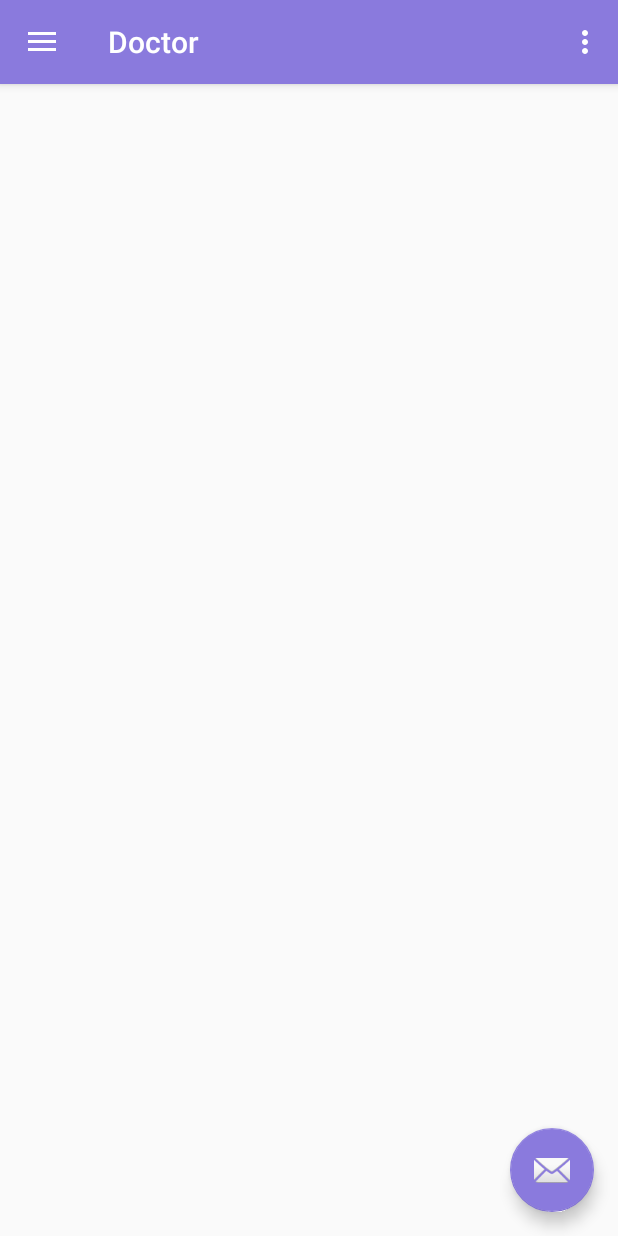
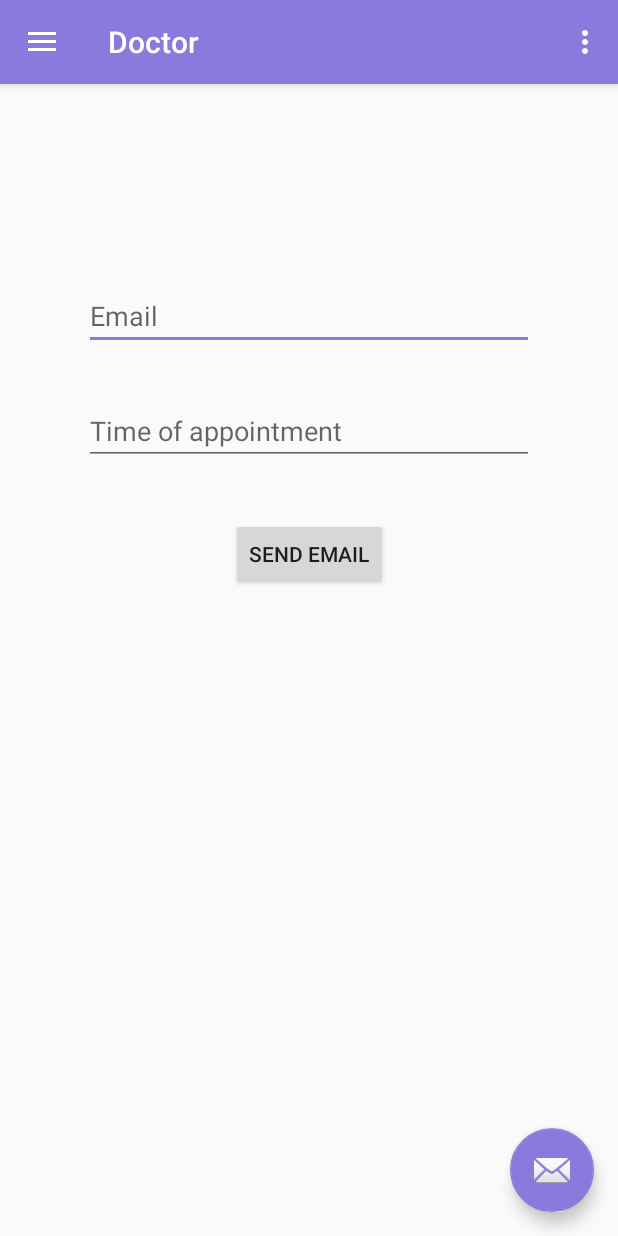
Before and after one commit to Kadhir99/Clinic, an Android app: the Doctor screen opened directly, with no data from a screen before it, on a phone screen of 412 x 824 dp. Run offline under Robolectric (Android 15) with nearby library versions, the phone set to English and light mode, and no system bars.

Commit message:
Added email sender

```diff
--- a/app/src/main/java/in/dentocare/clinic_management/Doctor.java
+++ b/app/src/main/java/in/dentocare/clinic_management/Doctor.java
@@ -1,5 +1,6 @@
 package in.dentocare.clinic_management;
 
+import android.app.ProgressDialog;
 import android.content.Intent;
 import android.os.Bundle;
 
@@ -21,11 +22,16 @@ import androidx.appcompat.app.AppCompatActivity;
 import androidx.appcompat.widget.Toolbar;
 
 import android.view.Menu;
+import android.widget.Button;
+import android.widget.EditText;
 import android.widget.TextView;
 
 public class Doctor extends AppCompatActivity
         implements NavigationView.OnNavigationItemSelectedListener {
     TextView nam;
+    EditText email,time;
+    Button b;
+
     @Override
     protected void onCreate(Bundle savedInstanceState) {
         super.onCreate(savedInstanceState);
@@ -51,6 +57,24 @@ public class Doctor extends AppCompatActivity
         String name = i.getStringExtra("name");
         nam = findViewById(R.id.textView2);
         nam.setText(name);
+
+        email=findViewById(R.id.email);
+        time=findViewById(R.id.time);
+        b=findViewById(R.id.button);
+        b.setOnClickListener(new View.OnClickListener() {
+            @Override
+            public void onClick(View view) {
+
+                ProgressDialog progressDialog = new ProgressDialog(Doctor.this);
+                progressDialog.setIndeterminate(true);
+                progressDialog.setMessage("Sending email...");
+                progressDialog.show();
+                progressDialog.getWindow().setLayout(900,400);
+                new AsyncThread(Doctor.this, progressDialog,false)
+                        .execute(email.getText().toString(),time.getText().toString());
+            }
+        });
+
     }
 
     @Override
--- a/app/src/main/java/in/dentocare/clinic_management/LoginActivity.java
+++ b/app/src/main/java/in/dentocare/clinic_management/LoginActivity.java
@@ -60,7 +60,7 @@ public class LoginActivity extends AppCompatActivity {
             progressDialog.setMessage("Authenticating...");
             progressDialog.show();
             progressDialog.getWindow().setLayout(900,400);
-            new SignInAction(this, progressDialog).execute(username, password);
+            new AsyncThread(this, progressDialog,true).execute(username, password);
         }
     }
 
--- a/app/src/main/java/in/dentocare/clinic_management/NotificationPublisher.java
+++ b/app/src/main/java/in/dentocare/clinic_management/NotificationPublisher.java
@@ -9,9 +9,7 @@ import android.content.Intent;
 public class NotificationPublisher extends BroadcastReceiver {
 
     public static String NOTIFICATION_ID = "notification-id";
-
     public static String NOTIFICATION = "notification";
-
 
     @Override
     public void onReceive(Context context, Intent intent) {
--- a/app/src/main/java/in/dentocare/clinic_management/UserInfo.java
+++ b/app/src/main/java/in/dentocare/clinic_management/UserInfo.java
@@ -5,6 +5,8 @@ import androidx.core.app.NotificationCompat;
 import androidx.core.app.NotificationManagerCompat;
 
 import android.app.AlarmManager;
+import android.app.FragmentManager;
+import android.app.FragmentTransaction;
 import android.app.Notification;
 import android.app.NotificationChannel;
 import android.app.NotificationManager;
@@ -70,7 +72,7 @@ public class UserInfo extends AppCompatActivity {
 
     private Notification getNotification(String content) {
 
-        Intent intent = new Intent(this, UserInfo.class);
+        Intent intent = new Intent(this, LoginActivity.class);
         intent.setFlags(Intent.FLAG_ACTIVITY_NEW_TASK | Intent.FLAG_ACTIVITY_CLEAR_TASK);
         PendingIntent pendingIntent = PendingIntent.getActivity(this, 0, intent, 0);
         NotificationCompat.Builder appointment = new NotificationCompat.Builder(this,"appoint")
--- a/app/src/main/res/layout/content_doctor.xml
+++ b/app/src/main/res/layout/content_doctor.xml
@@ -11,15 +11,64 @@
     <TextView
         android:id="@+id/textView2"
         android:layout_width="wrap_content"
+        android:layout_height="26dp"
+        android:layout_marginStart="8dp"
+        android:layout_marginLeft="8dp"
+        android:layout_marginTop="400dp"
+        android:layout_marginEnd="8dp"
+        android:layout_marginRight="8dp"
+        android:layout_marginBottom="30dp"
+        android:text="Text View"
+        app:layout_constraintBottom_toBottomOf="parent"
+        app:layout_constraintEnd_toEndOf="parent"
+        app:layout_constraintHorizontal_bias="0.498"
+        app:layout_constraintStart_toStartOf="parent"
+        app:layout_constraintTop_toTopOf="parent" />
+
+
+    <EditText
+        android:id="@+id/email"
+        android:layout_width="300dp"
         android:layout_height="wrap_content"
         android:layout_marginStart="8dp"
         android:layout_marginLeft="8dp"
+        android:layout_marginTop="132dp"
         android:layout_marginEnd="8dp"
         android:layout_marginRight="8dp"
-        android:layout_marginBottom="8dp"
-        android:text="Text View"
-        app:layout_constraintBottom_toBottomOf="parent"
+        android:ems="10"
+        android:hint="Email"
+        android:inputType="textEmailAddress"
         app:layout_constraintEnd_toEndOf="parent"
         app:layout_constraintStart_toStartOf="parent"
         app:layout_constraintTop_toTopOf="parent" />
+
+    <EditText
+        android:id="@+id/time"
+        android:layout_width="300dp"
+        android:layout_height="wrap_content"
+        android:layout_marginStart="8dp"
+        android:layout_marginLeft="8dp"
+        android:layout_marginTop="31dp"
+        android:layout_marginEnd="8dp"
+        android:layout_marginRight="8dp"
+        android:ems="10"
+        android:hint="Time of appointment"
+        android:inputType="textAutoComplete"
+        app:layout_constraintEnd_toEndOf="parent"
+        app:layout_constraintStart_toStartOf="parent"
+        app:layout_constraintTop_toBottomOf="@+id/email" />
+
+    <Button
+        android:id="@+id/button"
+        android:layout_width="wrap_content"
+        android:layout_height="wrap_content"
+        android:layout_marginStart="8dp"
+        android:layout_marginLeft="8dp"
+        android:layout_marginTop="35dp"
+        android:layout_marginEnd="8dp"
+        android:layout_marginRight="8dp"
+        android:text="Send Email"
+        app:layout_constraintEnd_toEndOf="parent"
+        app:layout_constraintStart_toStartOf="parent"
+        app:layout_constraintTop_toBottomOf="@+id/time" />
 </androidx.constraintlayout.widget.ConstraintLayout>
--- a/app/src/main/res/menu/test_menu.xml
+++ b/app/src/main/res/menu/test_menu.xml
@@ -14,4 +14,8 @@
         android:title="30 seconds"
         app:showAsAction="never" />
 
+    <item android:id="@+id/mail"
+        android:title="Send mail"
+        app:showAsAction="never" />
+
 </menu>
--- a/app/src/main/res/values/strings.xml
+++ b/app/src/main/res/values/strings.xml
@@ -15,4 +15,5 @@
     <string name="menu_send">Send</string>
     <string name="channel_name">appointment notification</string>
     <string name="channel_description">To remind the patient about their appointment today</string>
+
 </resources>
```
Also changed, not shown: app/src/main/java/in/dentocare/clinic_management/AsyncThread.java (renamed from app/src/main/java/in/dentocare/clinic_management/SignInAction.java, +38 -15 lines), app/src/main/res/layout/activity_user_info.xml (+11 -1 lines).
